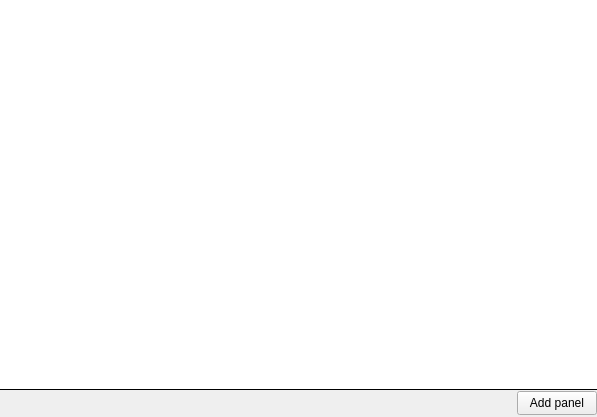
Before: the Qt Designer form plugins/perspective/GraphPerspective/designer/GraphHierarchiesEditor.ui in vadivelselvaraj/TulipGLImprovement, drawn with Qt 5.
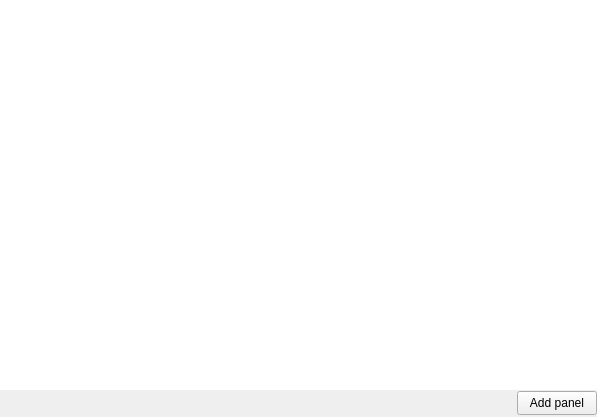
After: the same form once the commit is applied. Icons and pictures are not drawn. Custom widgets are drawn as their Qt base class.

Commit message: Minor UI fixes for bottom bar objects

```diff
--- a/plugins/perspective/GraphPerspective/designer/GraphHierarchiesEditor.ui
+++ b/plugins/perspective/GraphPerspective/designer/GraphHierarchiesEditor.ui
@@ -35,12 +35,6 @@
    </item>
    <item>
     <widget class="QFrame" name="treeFrame">
-     <property name="styleSheet">
-      <string notr="true">#treeFrame {
-border: 0px;
-border-bottom: 1px solid black;
-}</string>
-     </property>
      <layout class="QVBoxLayout" name="verticalLayout">
       <property name="spacing">
        <number>0</number>
```
The commit also changes 2 other files.
